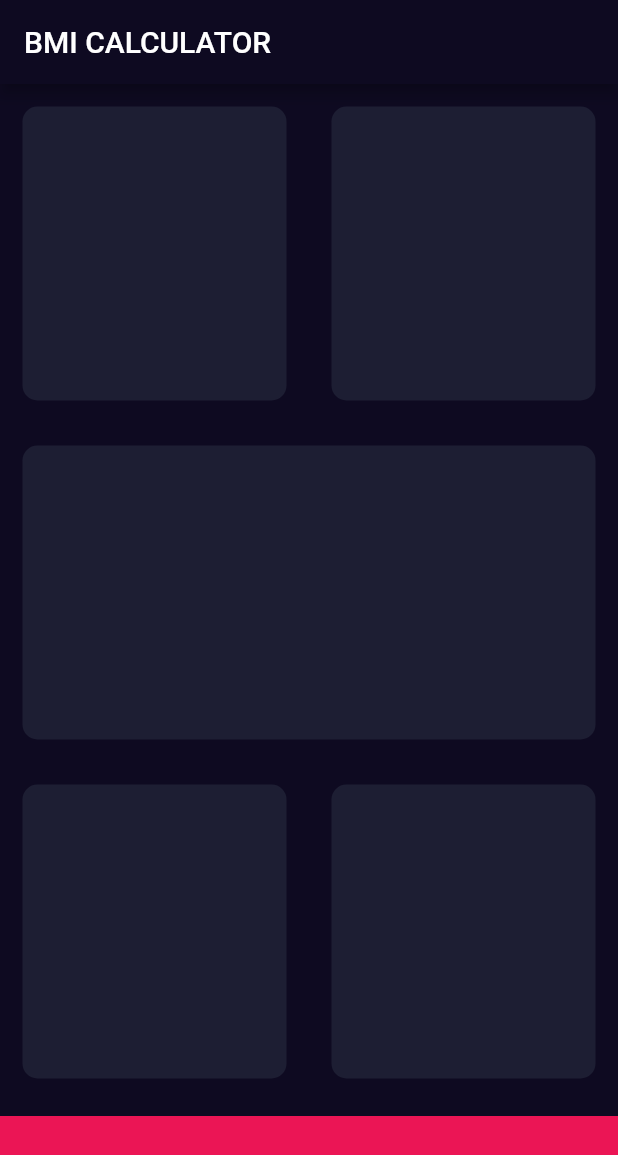
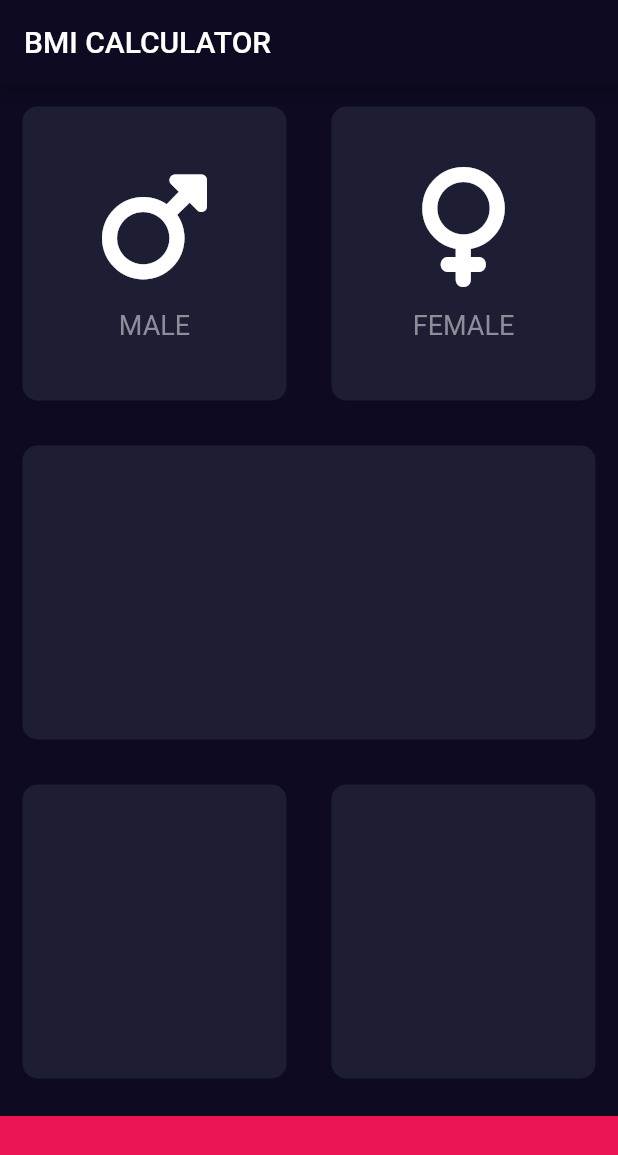
Before and after one commit to ginoliza/flutter_bmi_calculator, a Flutter app: the screen it shows after launch, on a phone screen of 412 x 824 dp. Shown: the top 1155 px of the screen. Run offline on Flutter 3.47's test engine with Material 2 defaults, Android fonts, the phone set to English and light mode, and no system bars; our stand-ins replace font_awesome_flutter.

```diff
--- /dev/null
+++ b/lib/icon_content.dart
@@ -0,0 +1,29 @@
+import 'package:flutter/material.dart';
+
+class IconContent extends StatelessWidget {
+  final String label;
+  final IconData icon;
+
+  IconContent({required this.label, required this.icon});
+
+  @override
+  Widget build(BuildContext context) {
+    return Column(
+      mainAxisAlignment: MainAxisAlignment.center,
+      children: [
+        Icon(
+          icon,
+          size: 80.0,
+        ),
+        SizedBox(height: 15.0),
+        Text(
+          label,
+          style: TextStyle(
+            fontSize: 18.0,
+            color: Color(0xff8d8e98),
+          ),
+        ),
+      ],
+    );
+  }
+}
--- a/lib/input_page.dart
+++ b/lib/input_page.dart
@@ -1,4 +1,7 @@
 import 'package:flutter/material.dart';
+import 'package:font_awesome_flutter/font_awesome_flutter.dart';
+import 'icon_content.dart';
+import 'reusable_card.dart';
 
 const bottomContainerHeight = 80.0;
 const activeCardColour = Color(0xff1d1e33);
@@ -23,11 +26,23 @@ class _InputPageState extends State<InputPage> {
                 children: [
                   Expanded(
                     flex: 1,
-                    child: ReusableCard(colour: activeCardColour),
+                    child: ReusableCard(
+                      colour: activeCardColour,
+                      cardChild: IconContent(
+                        label: 'MALE',
+                        icon: FontAwesomeIcons.mars,
+                      ),
+                    ),
                   ),
                   Expanded(
                     flex: 1,
-                    child: ReusableCard(colour: activeCardColour),
+                    child: ReusableCard(
+                      colour: activeCardColour,
+                      cardChild: IconContent(
+                        label: 'FEMALE',
+                        icon: FontAwesomeIcons.venus,
+                      ),
+                    ),
                   )
                 ],
               ),
@@ -61,20 +76,3 @@ class _InputPageState extends State<InputPage> {
         ));
   }
 }
-
-class ReusableCard extends StatelessWidget {
-  final Color colour;
-
-  ReusableCard({required this.colour});
-
-  @override
-  Widget build(BuildContext context) {
-    return Container(
-      margin: EdgeInsets.all(15.0),
-      decoration: BoxDecoration(
-        color: colour,
-        borderRadius: BorderRadius.circular(10.0),
-      ),
-    );
-  }
-}
--- /dev/null
+++ b/lib/reusable_card.dart
@@ -0,0 +1,20 @@
+import 'package:flutter/material.dart';
+
+class ReusableCard extends StatelessWidget {
+  final Color colour;
+  final Widget? cardChild;
+
+  ReusableCard({required this.colour, this.cardChild});
+
+  @override
+  Widget build(BuildContext context) {
+    return Container(
+      margin: EdgeInsets.all(15.0),
+      decoration: BoxDecoration(
+        color: colour,
+        borderRadius: BorderRadius.circular(10.0),
+      ),
+      child: cardChild,
+    );
+  }
+}
--- a/pubspec.yaml
+++ b/pubspec.yaml
@@ -35,6 +35,7 @@ dependencies:
   # The following adds the Cupertino Icons font to your application.
   # Use with the CupertinoIcons class for iOS style icons.
   cupertino_icons: ^1.0.2
+  font_awesome_flutter: ^10.6.0
 
 dev_dependencies:
   flutter_test:
```
Also changed, not shown: pubspec.lock.
